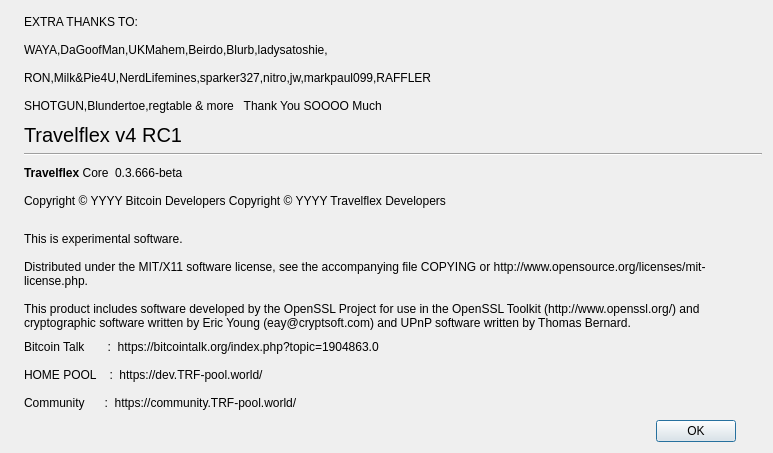
Above: src/qt/aboutdialog.ui from zatirdraft/TravelFlex before the change. Below: the same form after it.
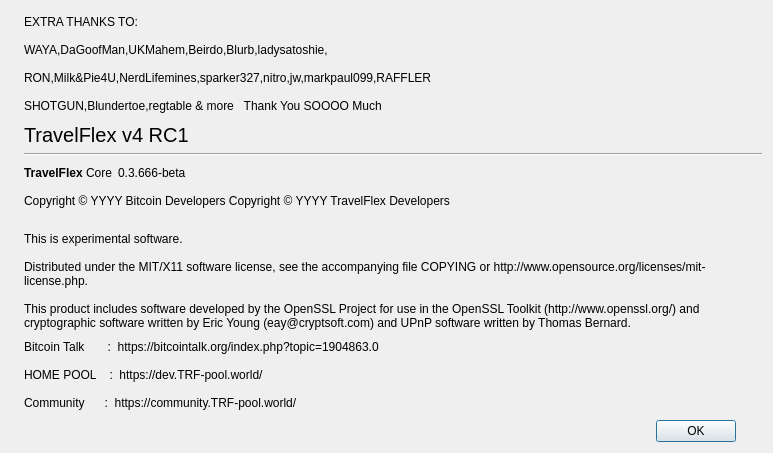
That is the form after the change. Icons and pictures are not drawn.

```diff
--- a/src/qt/aboutdialog.ui
+++ b/src/qt/aboutdialog.ui
@@ -78,7 +78,7 @@
         </font>
        </property>
        <property name="text">
-        <string>Travelflex v4 RC1</string>
+        <string>TravelFlex v4 RC1</string>
        </property>
       </widget>
      </item>
@@ -99,7 +99,7 @@
         <cursorShape>IBeamCursor</cursorShape>
        </property>
        <property name="text">
-        <string>&lt;html&gt;&lt;head/&gt;&lt;body&gt;&lt;p&gt;&lt;span style=&quot; font-weight:600;&quot;&gt;Travelflex &lt;/span&gt;Core&lt;/p&gt;&lt;/body&gt;&lt;/html&gt;</string>
+        <string>&lt;html&gt;&lt;head/&gt;&lt;body&gt;&lt;p&gt;&lt;span style=&quot; font-weight:600;&quot;&gt;TravelFlex &lt;/span&gt;Core&lt;/p&gt;&lt;/body&gt;&lt;/html&gt;</string>
        </property>
        <property name="textInteractionFlags">
         <set>Qt::LinksAccessibleByMouse|Qt::TextSelectableByKeyboard|Qt::TextSelectableByMouse</set>
@@ -141,7 +141,7 @@
      </property>
      <property name="text">
       <string notr="true">Copyright &amp;copy; YYYY Bitcoin Developers
-Copyright &amp;copy; YYYY Travelflex Developers</string>
+Copyright &amp;copy; YYYY TravelFlex Developers</string>
      </property>
      <property name="textFormat">
       <enum>Qt::RichText</enum>
```
Left out of the diff: 2 changed lines with no effect on the pictures.
